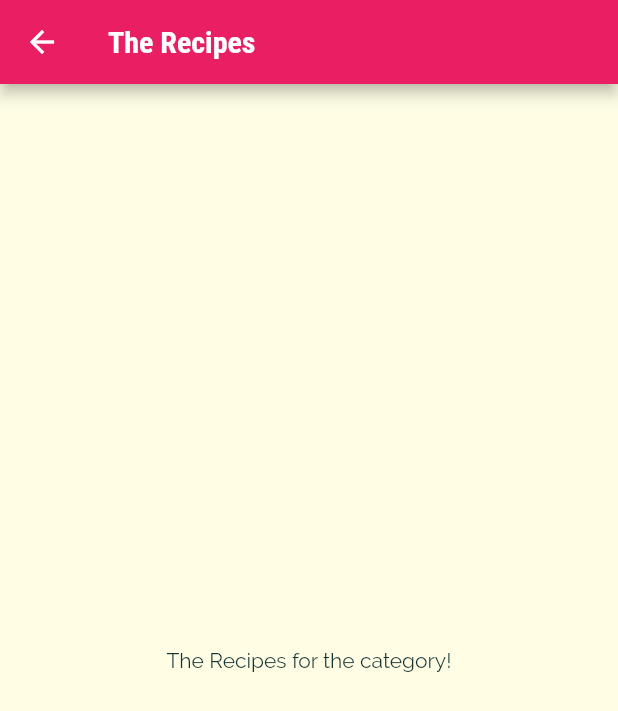
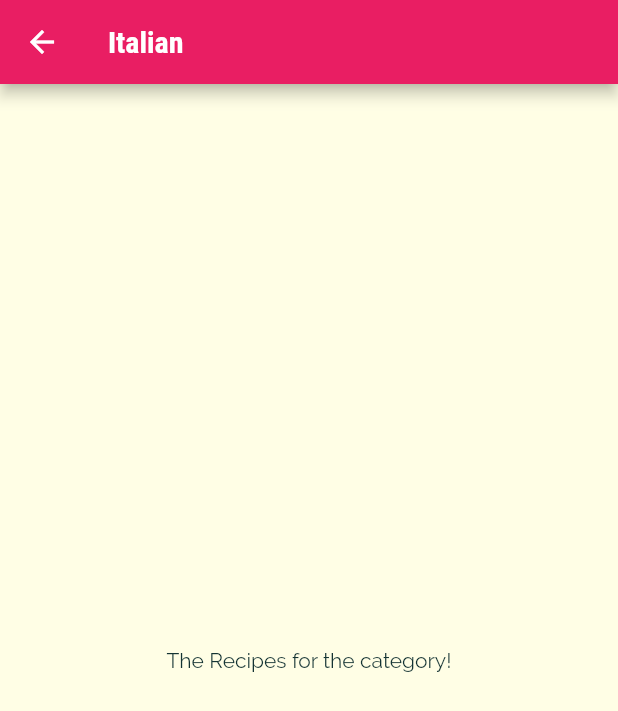
Before and after one commit to ayoline/meals_app-UDEMY_COURSE, a Flutter app: the screen it shows after launch, after a tap on "Italian", on a phone screen of 412 x 824 dp. Shown: the top 711 px of the screen. Run offline on Flutter 3.47's test engine with Material 2 defaults, Android fonts, the phone set to English and light mode, and no system bars.

Commit message:
pass data with constructor

```diff
--- a/lib/categories_screen.dart
+++ b/lib/categories_screen.dart
@@ -23,6 +23,7 @@ class CategoriesScreen extends StatelessWidget {
         children: DUMMY_CATEGORIES
             .map(
               (catData) => CategoryItem(
+                catData.id,
                 catData.title,
                 catData.color,
               ),
--- a/lib/category_item.dart
+++ b/lib/category_item.dart
@@ -3,16 +3,17 @@ import 'package:flutter/material.dart';
 import './category_meals_screen.dart';
 
 class CategoryItem extends StatelessWidget {
+  final String id;
   final String title;
   final Color color;
 
-  const CategoryItem(this.title, this.color, {super.key});
+  const CategoryItem(this.id, this.title, this.color, {super.key});
 
   void selectCategory(BuildContext ctx) {
     Navigator.of(ctx).push(
       MaterialPageRoute(
         builder: (_) {
-          return const CategoryMealsScreen();
+          return CategoryMealsScreen(id, title);
         },
       ),
     );
--- a/lib/category_meals_screen.dart
+++ b/lib/category_meals_screen.dart
@@ -1,13 +1,16 @@
 import 'package:flutter/material.dart';
 
 class CategoryMealsScreen extends StatelessWidget {
-  const CategoryMealsScreen({super.key});
+  final String categoryId;
+  final String categoryTitle;
+
+  const CategoryMealsScreen(this.categoryId, this.categoryTitle, {super.key});
 
   @override
   Widget build(BuildContext context) {
     return Scaffold(
       appBar: AppBar(
-        title: const Text('The Recipes'),
+        title: Text(categoryTitle),
       ),
       body: const Center(
         child: Text(
```
